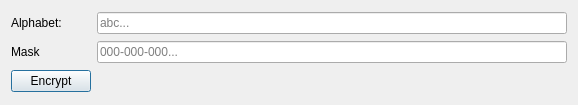
Before: the Qt Designer form vernamco/MaskEncryptionDialog.ui in aiime/vernamco, drawn with Qt 5.
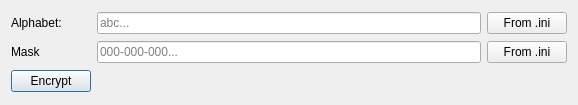
After: the same form once the commit is applied.

Diff of the .ui file:
```diff
--- a/vernamco/MaskEncryptionDialog.ui
+++ b/vernamco/MaskEncryptionDialog.ui
@@ -49,6 +49,20 @@
      </property>
     </widget>
    </item>
+   <item row="3" column="2">
+    <widget class="QPushButton" name="AlphabetFromIniPushButton">
+     <property name="text">
+      <string>From .ini</string>
+     </property>
+    </widget>
+   </item>
+   <item row="8" column="2">
+    <widget class="QPushButton" name="MaskFromIniPushButton">
+     <property name="text">
+      <string>From .ini</string>
+     </property>
+    </widget>
+   </item>
   </layout>
  </widget>
  <tabstops>
```
Left out of the diff: 42 changed lines with no effect on the pictures.
